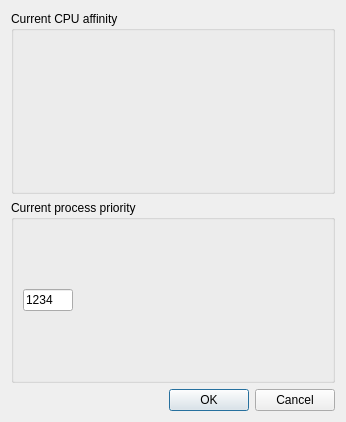
This is ui/cpuaffinity.ui in wolfc01/procexp as Qt 5 draws it before an edit. The edited form follows.
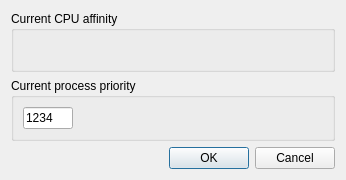
This is the edited form.

Commit message: unlimited number of CPU for affinity setting

```diff
--- a/ui/cpuaffinity.ui
+++ b/ui/cpuaffinity.ui
@@ -10,7 +10,7 @@
     <x>0</x>
     <y>0</y>
     <width>346</width>
-    <height>422</height>
+    <height>180</height>
    </rect>
   </property>
   <property name="maximumSize">
```
